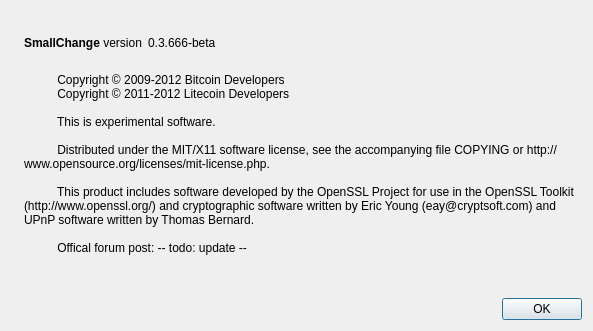
The window that src/qt/forms/aboutdialog.ui (hodachung1709/crecoin2) describes before a commit, drawn with Qt 5.
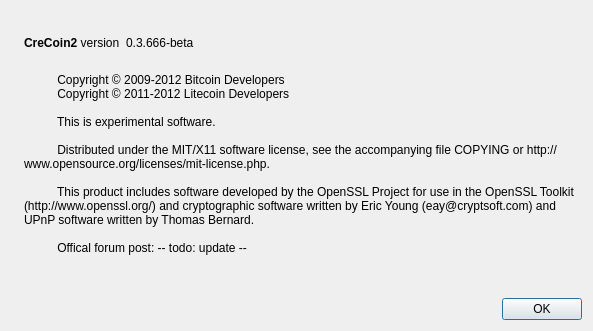
The same window after the commit. Icons and pictures are not drawn.

Diff of the .ui file:
```diff
--- a/src/qt/forms/aboutdialog.ui
+++ b/src/qt/forms/aboutdialog.ui
@@ -50,7 +50,7 @@
           <cursorShape>IBeamCursor</cursorShape>
          </property>
          <property name="text">
-          <string>&lt;b&gt;SmallChange&lt;/b&gt; version</string>
+          <string>&lt;b&gt;CreCoin2&lt;/b&gt; version</string>
          </property>
          <property name="textInteractionFlags">
           <set>Qt::LinksAccessibleByMouse|Qt::TextSelectableByKeyboard|Qt::TextSelectableByMouse</set>
```
Left out of the diff: 2 changed lines with no effect on the pictures.
